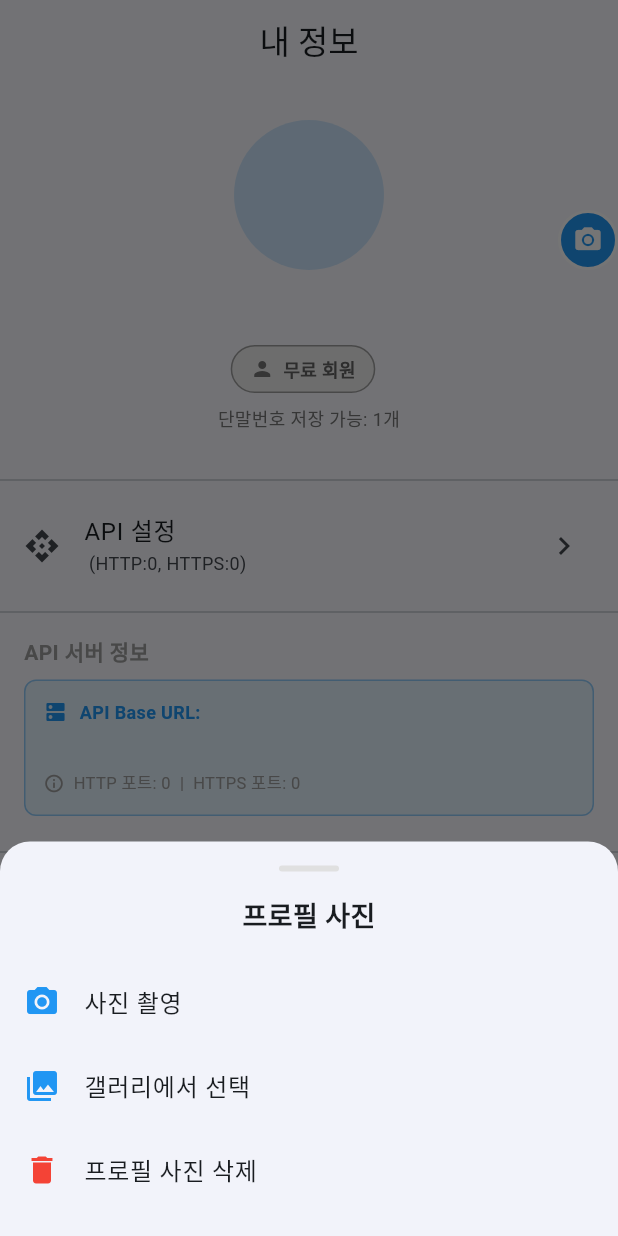
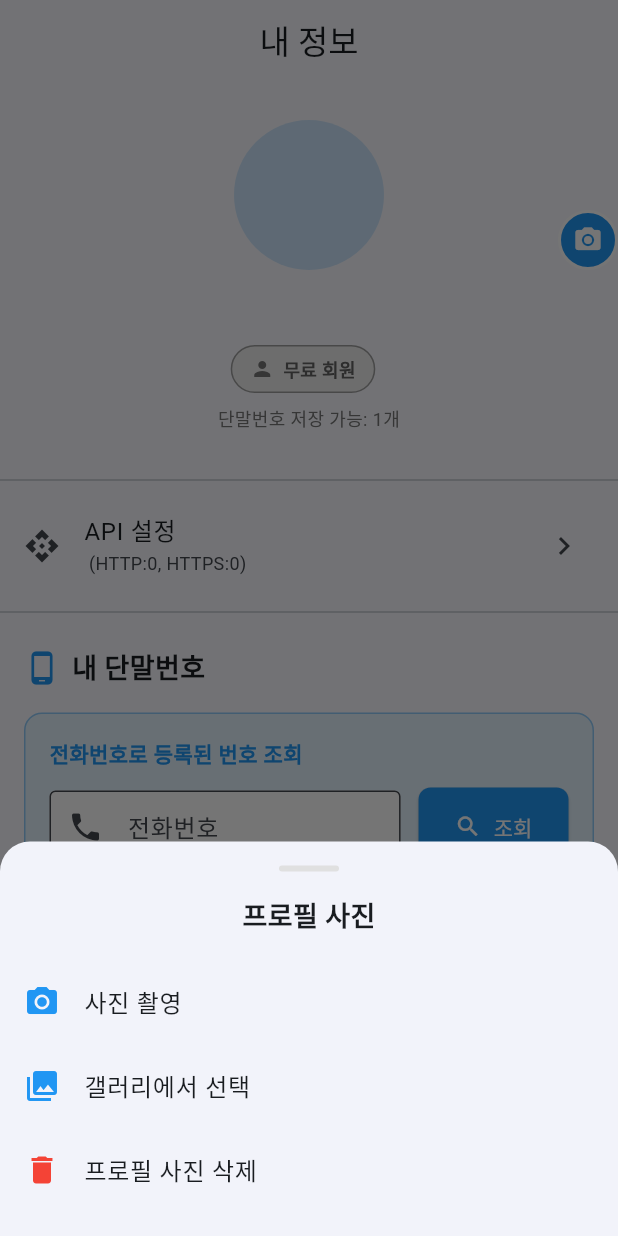
Before and after one commit to ringneck/makecall, a Flutter app: the screen it shows once a user with an empty profile is signed in, after a tap on "내 정보로 이동", after a tap on the "camera alt" icon, on a phone screen of 412 x 824 dp. Run offline on Flutter 3.47's test engine with Material 3 defaults, Android fonts, the phone set to English and light mode, and no system bars; our stand-ins replace cloud_firestore, firebase_auth, firebase_core, firebase_storage, flutter_contacts, image_picker and 3 more; accounts and stored records are empty; network calls fail.

Commit message:
Clean up profile tab: remove redundant API info and COS ID message
- Remove API server info section from profile tab (already shown in terminal cards)
- Remove 'COS ID is used for click-to-call' info message from terminal details
- Simplify profile tab UI by removing duplicate information
- Keep API settings only in terminal card's API config section

```diff
--- a/lib/screens/profile/profile_tab.dart
+++ b/lib/screens/profile/profile_tab.dart
@@ -217,82 +217,6 @@ class _ProfileTabState extends State<ProfileTab> {
             },
           ),
           const Divider(),
-
-          // API Base URL 정보 표시
-          if (userModel?.apiBaseUrl != null) ...[
-            Padding(
-              padding: const EdgeInsets.symmetric(horizontal: 16, vertical: 8),
-              child: Column(
-                crossAxisAlignment: CrossAxisAlignment.start,
-                children: [
-                  const Text(
-                    'API 서버 정보',
-                    style: TextStyle(
-                      fontSize: 14,
-                      fontWeight: FontWeight.bold,
-                      color: Colors.grey,
-                    ),
-                  ),
-                  const SizedBox(height: 8),
-                  // API Base URL 표시
-                  Container(
-                    width: double.infinity,
-                    padding: const EdgeInsets.all(12),
-                    decoration: BoxDecoration(
-                      color: Colors.blue[50],
-                      borderRadius: BorderRadius.circular(8),
-                      border: Border.all(color: Colors.blue[200]!),
-                    ),
-                    child: Column(
-                      crossAxisAlignment: CrossAxisAlignment.start,
-                      children: [
-                        Row(
-                          children: [
-                            const Icon(Icons.dns, size: 16, color: Color(0xFF2196F3)),
-                            const SizedBox(width: 8),
-                            const Text(
-                              'API Base URL:',
-                              style: TextStyle(
-                                fontWeight: FontWeight.bold,
-                                fontSize: 12,
-                                color: Color(0xFF2196F3),
-                              ),
-                            ),
-                          ],
-                        ),
-                        const SizedBox(height: 4),
-                        Text(
-                          userModel!.apiBaseUrl!,
-                          style: const TextStyle(
-                            fontSize: 13,
-                            fontWeight: FontWeight.w600,
-                            fontFamily: 'monospace',
-                            color: Colors.black87,
-                          ),
-                        ),
-                        const SizedBox(height: 8),
-                        Row(
-                          children: [
-                            const Icon(Icons.info_outline, size: 14, color: Colors.grey),
-                            const SizedBox(width: 6),
-                            Text(
-                              'HTTP 포트: ${userModel.apiHttpPort}  |  HTTPS 포트: ${userModel.apiHttpsPort}',
-                              style: const TextStyle(
-                                fontSize: 11,
-                                color: Colors.grey,
-                              ),
-                            ),
-                          ],
-                        ),
-                      ],
-                    ),
-                  ),
-                ],
-              ),
-            ),
-            const SizedBox(height: 8),
-            const Divider(),
-          ],
 
           // 내 단말번호 조회 및 관리 (통합 UI)
           Padding(
@@ -1205,30 +1129,6 @@ class _ProfileTabState extends State<ProfileTab> {
               const Divider(height: 24),
               _buildDetailRow('User ID', extension.userId),
               _buildDetailRow('저장 시간', extension.createdAt.toString().substring(0, 19)),
-              const SizedBox(height: 16),
-              Container(
-                padding: const EdgeInsets.all(12),
-                decoration: BoxDecoration(
-                  color: Colors.orange[50],
-                  borderRadius: BorderRadius.circular(8),
-                  border: Border.all(color: Colors.orange[200]!),
-                ),
-                child: Row(
-                  children: [
-                    const Icon(Icons.info_outline, color: Colors.orange, size: 20),
-                    const SizedBox(width: 8),
-                    const Expanded(
-                      child: Text(
-                        'COS ID는 클릭투콜 실행 시 사용됩니다.',
-                        style: TextStyle(
-                          fontSize: 12,
-                          color: Colors.orange,
-                        ),
-                      ),
-                    ),
-                  ],
-                ),
-              ),
             ],
           ),
         ),
```
